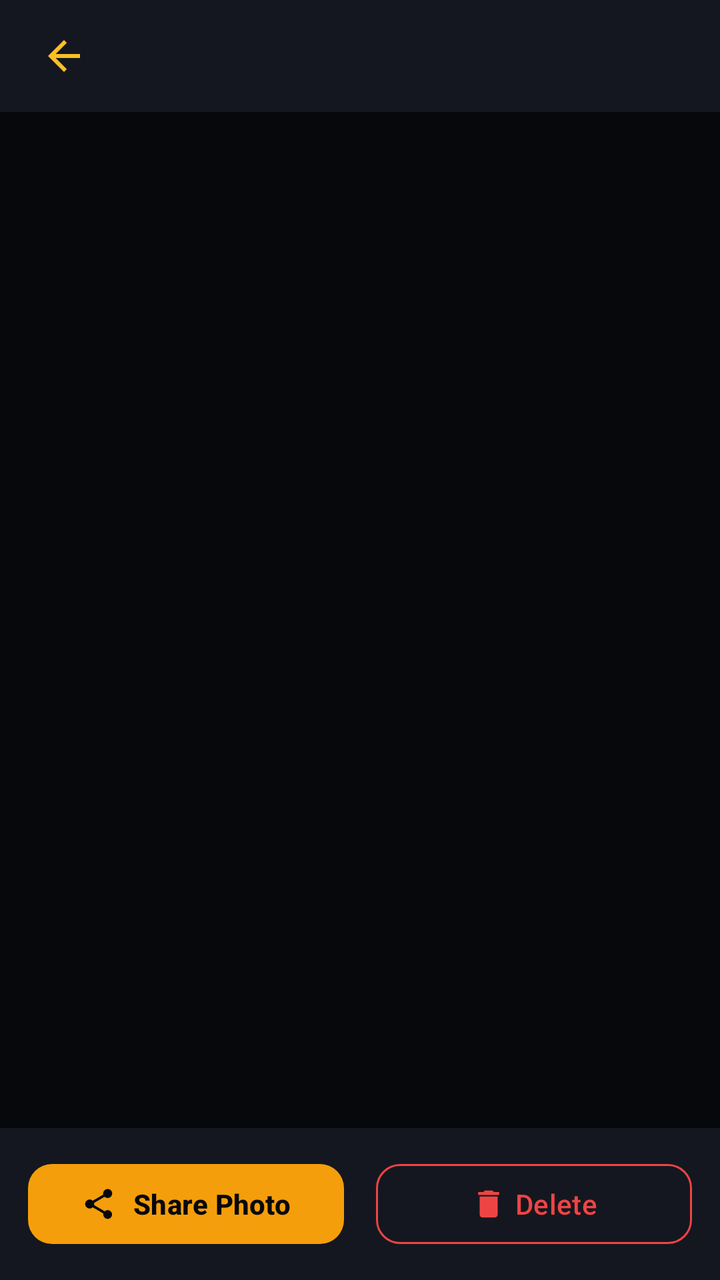
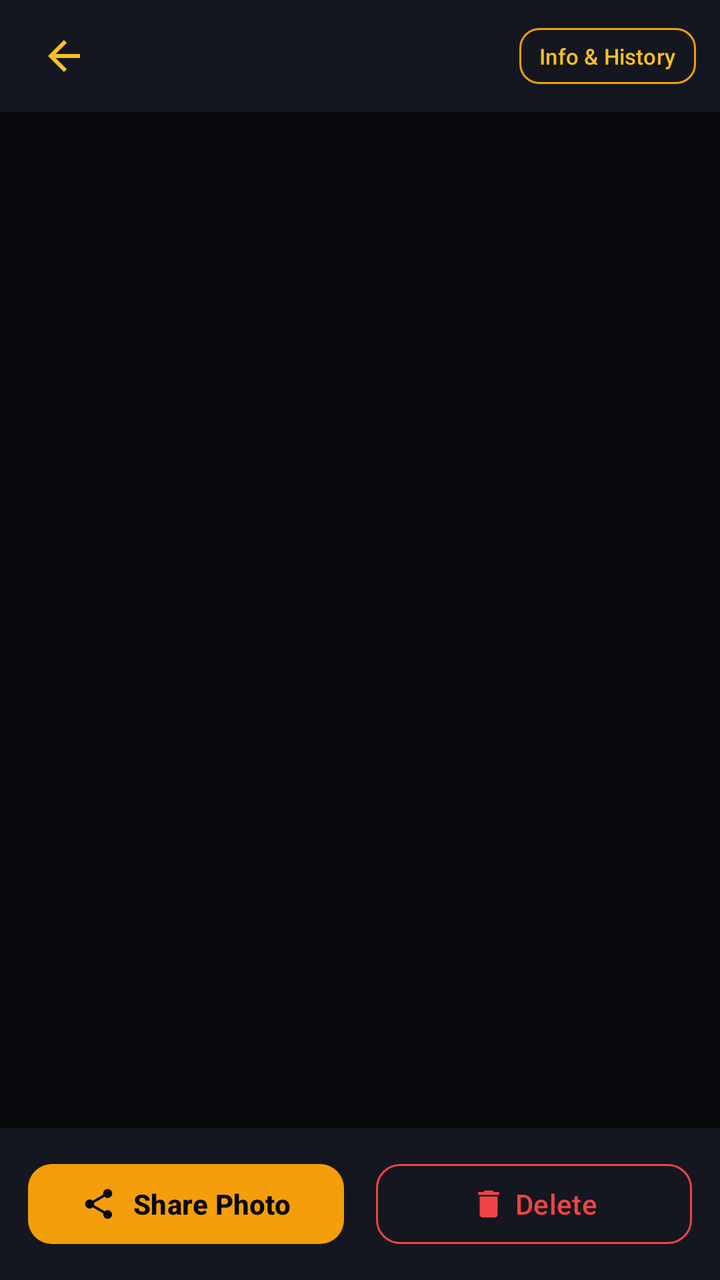

An Android layout rendered at two revisions. The XML below is the earlier revision; the diff shows what the commit changed to produce the second picture.
<!-- AndroidManifest.xml: application theme Theme.GpsCamByShamail -->
<!-- res/layout/activity_photo_detail.xml -->
<?xml version="1.0" encoding="utf-8"?>
<LinearLayout xmlns:android="http://schemas.android.com/apk/res/android"
    xmlns:app="http://schemas.android.com/apk/res-auto"
    android:layout_width="match_parent"
    android:layout_height="match_parent"
    android:background="@color/navy_deep"
    android:orientation="vertical">

    
    <LinearLayout
        android:layout_width="match_parent"
        android:layout_height="56dp"
        android:background="@color/navy_surface"
        android:gravity="center_vertical"
        android:orientation="horizontal"
        android:paddingHorizontal="12dp">

        <ImageButton
            android:id="@+id/btnBackDetail"
            android:layout_width="40dp"
            android:layout_height="40dp"
            android:background="?attr/selectableItemBackgroundBorderless"
            android:contentDescription="Back"
            android:src="@drawable/ic_arrow_back"
            app:tint="@color/gold_bright" />

        <LinearLayout
            android:layout_width="0dp"
            android:layout_height="wrap_content"
            android:layout_marginStart="10dp"
            android:layout_weight="1"
            android:orientation="vertical">

            <TextView
                android:id="@+id/tvDetailTitle"
                android:layout_width="match_parent"
                android:layout_height="wrap_content"
                android:ellipsize="middle"
                android:singleLine="true"
                android:textColor="@color/text_primary"
                android:textSize="14sp"
                android:textStyle="bold" />

            <TextView
                android:id="@+id/tvDetailMeta"
                android:layout_width="match_parent"
                android:layout_height="wrap_content"
                android:singleLine="true"
                android:textColor="@color/gold_bright"
                android:textSize="11sp" />
        </LinearLayout>
    </LinearLayout>

    
    <ImageView
        android:id="@+id/ivFullPhoto"
        android:layout_width="match_parent"
        android:layout_height="0dp"
        android:layout_weight="1"
        android:contentDescription="Watermarked GPS Photograph"
        android:scaleType="fitCenter" />

    
    <LinearLayout
        android:layout_width="match_parent"
        android:layout_height="wrap_content"
        android:background="@color/navy_surface"
        android:orientation="horizontal"
        android:padding="14dp">

        <com.google.android.material.button.MaterialButton
            android:id="@+id/btnSharePhoto"
            android:layout_width="0dp"
            android:layout_height="48dp"
            android:layout_marginEnd="8dp"
            android:layout_weight="1"
            android:text="Share Photo"
            android:textColor="@color/gold_on_primary"
            android:textStyle="bold"
            app:backgroundTint="@color/gold_primary"
            app:cornerRadius="12dp"
            app:icon="@drawable/ic_share"
            app:iconGravity="textStart"
            app:iconTint="@color/gold_on_primary" />

        <com.google.android.material.button.MaterialButton
            android:id="@+id/btnDeletePhoto"
            style="@style/Widget.Material3.Button.OutlinedButton"
            android:layout_width="0dp"
            android:layout_height="48dp"
            android:layout_marginStart="8dp"
            android:layout_weight="1"
            android:text="Delete"
            android:textColor="@color/status_red"
            app:cornerRadius="12dp"
            app:icon="@drawable/ic_delete"
            app:iconGravity="textStart"
            app:iconTint="@color/status_red"
            app:strokeColor="@color/status_red" />
    </LinearLayout>

</LinearLayout>
<!-- resources referenced by this layout -->
<resources>
  <color name="gold_bright">#FBBF24</color>
  <color name="gold_on_primary">#07080B</color>
  <color name="gold_primary">#F59E0B</color>
  <color name="navy_deep">#07080B</color>
  <color name="navy_surface">#14171F</color>
  <color name="status_red">#EF4444</color>
  <color name="text_primary">#F8FAFC</color>
  <!-- drawable ic_arrow_back (drawable) -->
  <?xml version="1.0" encoding="utf-8"?>
  <vector xmlns:android="http://schemas.android.com/apk/res/android"
      android:width="24dp"
      android:height="24dp"
      android:viewportWidth="24"
      android:viewportHeight="24">
      <path
          android:fillColor="#FFFFFF"
          android:pathData="M20,11H7.83l5.59,-5.59L12,4l-8,8l8,8l1.41,-1.41L7.83,13H20V11z" />
  </vector>
  <!-- drawable ic_delete (drawable) -->
  <?xml version="1.0" encoding="utf-8"?>
  <vector xmlns:android="http://schemas.android.com/apk/res/android"
      android:width="24dp"
      android:height="24dp"
      android:viewportWidth="24"
      android:viewportHeight="24">
      <path
          android:fillColor="#EF4444"
          android:pathData="M6,19c0,1.1 0.9,2 2,2h8c1.1,0 2,-0.9 2,-2V7H6V19zM19,4h-3.5l-1,-1h-5l-1,1H5v2h14V4z" />
  </vector>
  <!-- drawable ic_share (drawable) -->
  <?xml version="1.0" encoding="utf-8"?>
  <vector xmlns:android="http://schemas.android.com/apk/res/android"
      android:width="24dp"
      android:height="24dp"
      android:viewportWidth="24"
      android:viewportHeight="24">
      <path
          android:fillColor="#FFFFFF"
          android:pathData="M18,16.08c-0.76,0 -1.44,0.3 -1.96,0.77L8.91,12.7c0.05,-0.23 0.09,-0.46 0.09,-0.7s-0.04,-0.47 -0.09,-0.7l7.05,-4.11c0.54,0.5 1.25,0.81 2.04,0.81c1.66,0 3,-1.34 3,-3s-1.34,-3 -3,-3s-3,1.34 -3,3c0,0.24 0.04,0.47 0.09,0.7L8.04,9.81C7.5,9.31 6.79,9 6,9c-1.66,0 -3,1.34 -3,3s1.34,3 3,3c0.79,0 1.5,-0.31 2.04,-0.81l7.12,4.16c-0.05,0.21 -0.08,0.43 -0.08,0.65c0,1.61 1.31,2.92 2.92,2.92c1.61,0 2.92,-1.31 2.92,-2.92S19.61,16.08 18,16.08z" />
  </vector>
  <style name="Theme.GpsCamByShamail" parent="Theme.Material3.Dark.NoActionBar">
          <item name="colorPrimary">@color/gold_primary</item>
          <item name="colorOnPrimary">@color/gold_on_primary</item>
          <item name="colorSecondary">@color/gold_bright</item>
          <item name="colorOnSecondary">@color/gold_on_primary</item>
          <item name="colorTertiary">@color/orange_accent</item>
          <item name="android:windowBackground">@color/navy_bg</item>
          <item name="android:statusBarColor">@color/navy_deep</item>
          <item name="android:navigationBarColor">@color/navy_deep</item>
          <item name="colorSurface">@color/navy_surface</item>
          <item name="colorSurfaceVariant">@color/navy_card</item>
          <item name="colorOnSurface">@color/text_primary</item>
          <item name="colorOutline">@color/navy_border</item>
      </style>
  <color name="orange_accent">#EA580C</color>
  <color name="navy_bg">#0D0F14</color>
  <color name="navy_card">#1B1F2B</color>
  <color name="navy_border">#2B3142</color>
</resources>

<!-- the commit's change to res/layout/activity_photo_detail.xml (unified diff, before → after) -->
@@ -49,6 +49,20 @@
                 android:textColor="@color/gold_bright"
                 android:textSize="11sp" />
         </LinearLayout>
+
+        <com.google.android.material.button.MaterialButton
+            android:id="@+id/btnViewMetadataHistory"
+            style="@style/Widget.Material3.Button.OutlinedButton"
+            android:layout_width="wrap_content"
+            android:layout_height="36dp"
+            android:layout_marginStart="6dp"
+            android:minWidth="0dp"
+            android:paddingHorizontal="10dp"
+            android:text="Info &amp; History"
+            android:textColor="@color/gold_bright"
+            android:textSize="11sp"
+            app:cornerRadius="10dp"
+            app:strokeColor="@color/gold_primary" />
     </LinearLayout>
 
     
@@ -62,41 +76,131 @@
 
     
     <LinearLayout
+        android:id="@+id/layoutPreviewConfirmBar"
+        android:layout_width="match_parent"
+        android:layout_height="wrap_content"
+        android:background="@color/navy_card"
+        android:orientation="vertical"
+        android:paddingHorizontal="14dp"
+        android:paddingTop="10dp"
+        android:paddingBottom="10dp"
+        android:visibility="gone">
+
+        <TextView
+            android:id="@+id/tvPreviewBanner"
+            android:layout_width="match_parent"
+            android:layout_height="wrap_content"
+            android:layout_marginBottom="8dp"
+            android:text="Previewing new Date &amp; Time · Original photo will not be overwritten"
+            android:textColor="@color/gold_bright"
+            android:textSize="12sp"
+            android:textStyle="bold" />
+
+        <LinearLayout
+            android:layout_width="match_parent"
+            android:layout_height="wrap_content"
+            android:orientation="horizontal">
+
+            <com.google.android.material.button.MaterialButton
+                android:id="@+id/btnSaveEditedCopy"
+                android:layout_width="0dp"
+                android:layout_height="44dp"
+                android:layout_marginEnd="6dp"
+                android:layout_weight="1.3"
+                android:text="Save New Copy"
+                android:textColor="@color/gold_on_primary"
+                android:textSize="12sp"
+                android:textStyle="bold"
+                app:backgroundTint="@color/gold_primary"
+                app:cornerRadius="10dp" />
+
+            <com.google.android.material.button.MaterialButton
+                android:id="@+id/btnChangeEditedTime"
+                style="@style/Widget.Material3.Button.OutlinedButton"
+                android:layout_width="0dp"
+                android:layout_height="44dp"
+                android:layout_marginHorizontal="3dp"
+                android:layout_weight="0.9"
+                android:text="Change"
+                android:textColor="@color/gold_bright"
+                android:textSize="12sp"
+                app:cornerRadius="10dp"
+                app:strokeColor="@color/gold_primary" />
+
+            <com.google.android.material.button.MaterialButton
+                android:id="@+id/btnCancelEditPreview"
+                style="@style/Widget.Material3.Button.OutlinedButton"
+                android:layout_width="0dp"
+                android:layout_height="44dp"
+                android:layout_marginStart="6dp"
+                android:layout_weight="0.85"
+                android:text="Cancel"
+                android:textColor="@color/text_secondary"
+                android:textSize="12sp"
+                app:cornerRadius="10dp"
+                app:strokeColor="@color/navy_border" />
+        </LinearLayout>
+    </LinearLayout>
+
+    
+    <LinearLayout
         android:layout_width="match_parent"
         android:layout_height="wrap_content"
         android:background="@color/navy_surface"
-        android:orientation="horizontal"
+        android:orientation="vertical"
         android:padding="14dp">
 
         <com.google.android.material.button.MaterialButton
-            android:id="@+id/btnSharePhoto"
-            android:layout_width="0dp"
-            android:layout_height="48dp"
-            android:layout_marginEnd="8dp"
-            android:layout_weight="1"
-            android:text="Share Photo"
-            android:textColor="@color/gold_on_primary"
+            android:id="@+id/btnEditPhotoDateTime"
+            style="@style/Widget.Material3.Button.OutlinedButton"
+            android:layout_width="match_parent"
+            android:layout_height="46dp"
+            android:layout_marginBottom="10dp"
+            android:text="Edit Date &amp; Time"
+            android:textColor="@color/gold_bright"
             android:textStyle="bold"
-            app:backgroundTint="@color/gold_primary"
+            android:visibility="gone"
             app:cornerRadius="12dp"
-            app:icon="@drawable/ic_share"
+            app:icon="@drawable/ic_schedule"
             app:iconGravity="textStart"
-            app:iconTint="@color/gold_on_primary" />
-
-        <com.google.android.material.button.MaterialButton
-            android:id="@+id/btnDeletePhoto"
-            style="@style/Widget.Material3.Button.OutlinedButton"
-            android:layout_width="0dp"
-            android:layout_height="48dp"
-            android:layout_marginStart="8dp"
-            android:layout_weight="1"
-            android:text="Delete"
-            android:textColor="@color/status_red"
-            app:cornerRadius="12dp"
-            app:icon="@drawable/ic_delete"
-            app:iconGravity="textStart"
-            app:iconTint="@color/status_red"
-            app:strokeColor="@color/status_red" />
+            app:iconTint="@color/gold_bright"
+            app:strokeColor="@color/gold_primary" />
+
+        <LinearLayout
+            android:layout_width="match_parent"
+            android:layout_height="wrap_content"
+            android:orientation="horizontal">
+
+            <com.google.android.material.button.MaterialButton
+                android:id="@+id/btnSharePhoto"
+                android:layout_width="0dp"
+                android:layout_height="48dp"
+                android:layout_marginEnd="8dp"
+                android:layout_weight="1"
+                android:text="Share Photo"
+                android:textColor="@color/gold_on_primary"
+                android:textStyle="bold"
+                app:backgroundTint="@color/gold_primary"
+                app:cornerRadius="12dp"
+                app:icon="@drawable/ic_share"
+                app:iconGravity="textStart"
+                app:iconTint="@color/gold_on_primary" />
+
+            <com.google.android.material.button.MaterialButton
+                android:id="@+id/btnDeletePhoto"
+                style="@style/Widget.Material3.Button.OutlinedButton"
+                android:layout_width="0dp"
+                android:layout_height="48dp"
+                android:layout_marginStart="8dp"
+                android:layout_weight="1"
+                android:text="Delete"
+                android:textColor="@color/status_red"
+                app:cornerRadius="12dp"
+                app:icon="@drawable/ic_delete"
+                app:iconGravity="textStart"
+                app:iconTint="@color/status_red"
+                app:strokeColor="@color/status_red" />
+        </LinearLayout>
     </LinearLayout>
 
 </LinearLayout>
<!-- resource entries referenced after the edit -->
@@ -7,6 +7,7 @@
   <color name="navy_surface">#14171F</color>
   <color name="status_red">#EF4444</color>
   <color name="text_primary">#F8FAFC</color>
+  <color name="text_secondary">#CBD5E1</color>
   <!-- drawable ic_arrow_back (drawable) -->
   <?xml version="1.0" encoding="utf-8"?>
   <vector xmlns:android="http://schemas.android.com/apk/res/android"
@@ -28,6 +29,17 @@
       <path
           android:fillColor="#EF4444"
           android:pathData="M6,19c0,1.1 0.9,2 2,2h8c1.1,0 2,-0.9 2,-2V7H6V19zM19,4h-3.5l-1,-1h-5l-1,1H5v2h14V4z" />
+  </vector>
+  <!-- drawable ic_schedule (drawable) -->
+  <?xml version="1.0" encoding="utf-8"?>
+  <vector xmlns:android="http://schemas.android.com/apk/res/android"
+      android:width="24dp"
+      android:height="24dp"
+      android:viewportWidth="24"
+      android:viewportHeight="24">
+      <path
+          android:fillColor="#FFFFFF"
+          android:pathData="M11.99,2C6.47,2 2,6.48 2,12s4.47,10 9.99,10C17.52,22 22,17.52 22,12S17.52,2 11.99,2zM12,20c-4.42,0 -8,-3.58 -8,-8s3.58,-8 8,-8s8,3.58 8,8S16.42,20 12,20zM12.5,7H11v6l5.25,3.15l0.75,-1.23l-4.5,-2.67z" />
   </vector>
   <!-- drawable ic_share (drawable) -->
   <?xml version="1.0" encoding="utf-8"?>
